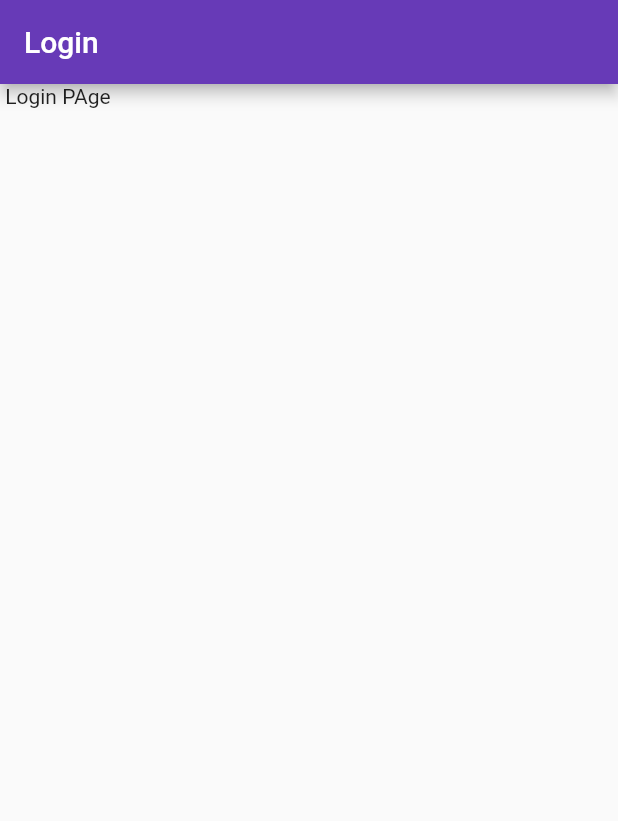
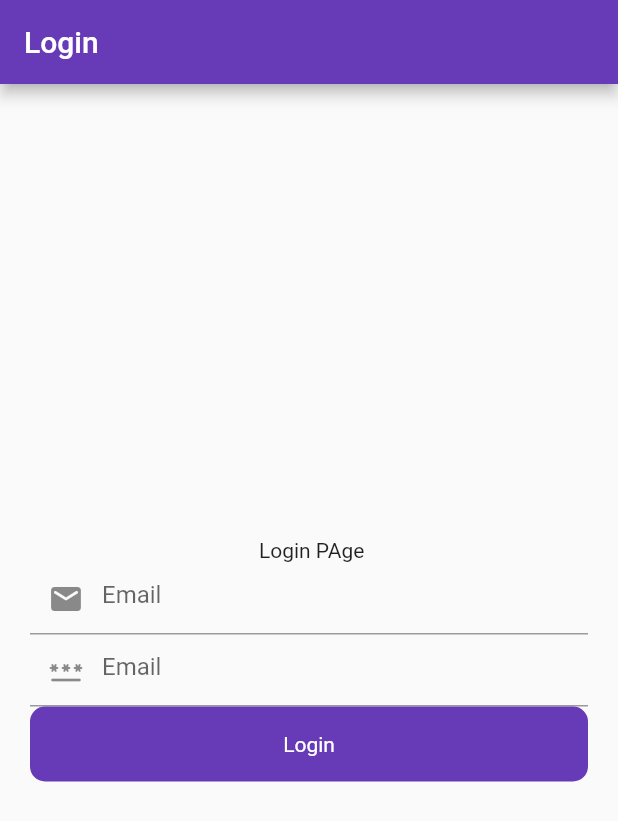
Before and after one commit to DhruvShrotriya/CollegeConnect, a Flutter app: the screen it shows after launch, on a phone screen of 412 x 824 dp. Shown: the top 821 px of the screen. Run offline on Flutter 3.47's test engine with Material 2 defaults, Android fonts, the phone set to English and light mode, and no system bars; our stand-ins replace firebase_core; accounts and stored records are empty.

Commit message:
Login page

```diff
--- a/college_connect/lib/pages/auth/login_screen.dart
+++ b/college_connect/lib/pages/auth/login_screen.dart
@@ -1,3 +1,4 @@
+import 'package:college_connect/widgets/round_button.dart';
 import 'package:flutter/material.dart';
 
 class LoginScreen extends StatefulWidget {
@@ -8,6 +9,17 @@ class LoginScreen extends StatefulWidget {
 }
 
 class _LoginScreenState extends State<LoginScreen> {
+  final emailControler = TextEditingController();
+  final passwordControler = TextEditingController();
+
+  @override
+  void dispose() {
+    // TODO: implement dispose
+    super.dispose();
+    emailControler.dispose();
+    passwordControler.dispose();
+  }
+
   @override
   Widget build(BuildContext context) {
     return Scaffold(
@@ -15,7 +27,31 @@ class _LoginScreenState extends State<LoginScreen> {
         automaticallyImplyLeading: false,
         title: Text("Login"),
       ),
-      body: Column(children: [Text(" Login PAge")]),
+      body: Padding(
+        padding: const EdgeInsets.all(20),
+        child: Column(
+            mainAxisAlignment: MainAxisAlignment.center,
+            crossAxisAlignment: CrossAxisAlignment.center,
+            children: [
+              Text(" Login PAge"),
+              TextFormField(
+                controller: emailControler,
+                decoration: const InputDecoration(
+                    hintText: 'Email', prefixIcon: Icon(Icons.email_rounded)),
+              ),
+              TextFormField(
+                obscureText: true,
+                controller: passwordControler,
+                decoration: const InputDecoration(
+                    hintText: 'Email',
+                    prefixIcon: Icon(Icons.password_rounded)),
+              ),
+              RoundButton(
+                title: "Login",
+                onTap: () {},
+              )
+            ]),
+      ),
     );
   }
 }
--- /dev/null
+++ b/college_connect/lib/widgets/round_button.dart
@@ -0,0 +1,25 @@
+import 'package:flutter/material.dart';
+
+class RoundButton extends StatelessWidget {
+  final String title;
+  final VoidCallback onTap;
+  const RoundButton({super.key, required this.title, required this.onTap});
+
+  @override
+  Widget build(BuildContext context) {
+    return InkWell(
+      onTap: onTap,
+      child: Container(
+        height: 50,
+        decoration: BoxDecoration(
+            borderRadius: BorderRadius.circular(10), color: Colors.deepPurple),
+        child: Center(
+          child: Text(
+            title,
+            style: TextStyle(color: Colors.white),
+          ),
+        ),
+      ),
+    );
+  }
+}
```
